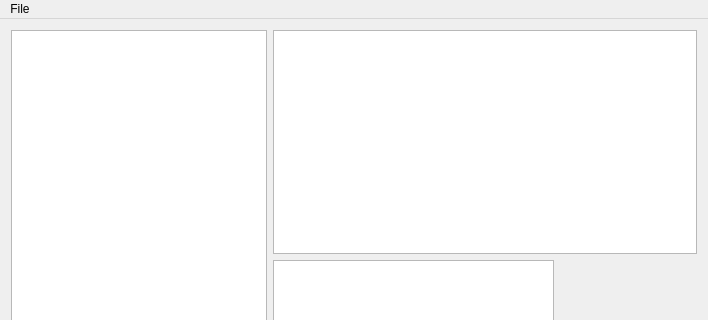
Qt form Qt/mainwindow.ui (Nanamachi/Suiterans) before a commit; both pictures show x 0 to 708 and y 0 to 320 of the 708 by 463 pixel window.
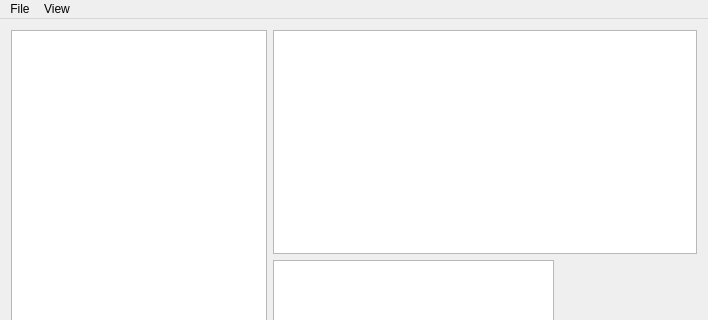
The same form after that commit.

Commit message: CHANGE Suiterans: be able to highlight duplicating objects.

Diff of the .ui file:
```diff
--- a/Qt/mainwindow.ui
+++ b/Qt/mainwindow.ui
@@ -137,7 +137,7 @@
      <height>21</height>
     </rect>
    </property>
-   <widget class="QMenu" name="menuSuiterans_v1_0_0">
+   <widget class="QMenu" name="menuFile">
     <property name="title">
      <string>File</string>
     </property>
@@ -146,7 +146,22 @@
     <addaction name="separator"/>
     <addaction name="actionExit"/>
    </widget>
-   <addaction name="menuSuiterans_v1_0_0"/>
+   <widget class="QMenu" name="menuView">
+    <property name="title">
+     <string>View</string>
+    </property>
+    <widget class="QMenu" name="menuHighlight_2">
+     <property name="title">
+      <string>Highlight</string>
+     </property>
+     <addaction name="action_None"/>
+     <addaction name="actionConflicting"/>
+     <addaction name="actionDuplicating"/>
+    </widget>
+    <addaction name="menuHighlight_2"/>
+   </widget>
+   <addaction name="menuFile"/>
+   <addaction name="menuView"/>
   </widget>
   <action name="actionOpen_pak_files">
    <property name="enabled">
```
Left out of the diff: 24 changed lines with no effect on the pictures. The commit also changes 2 other files.
